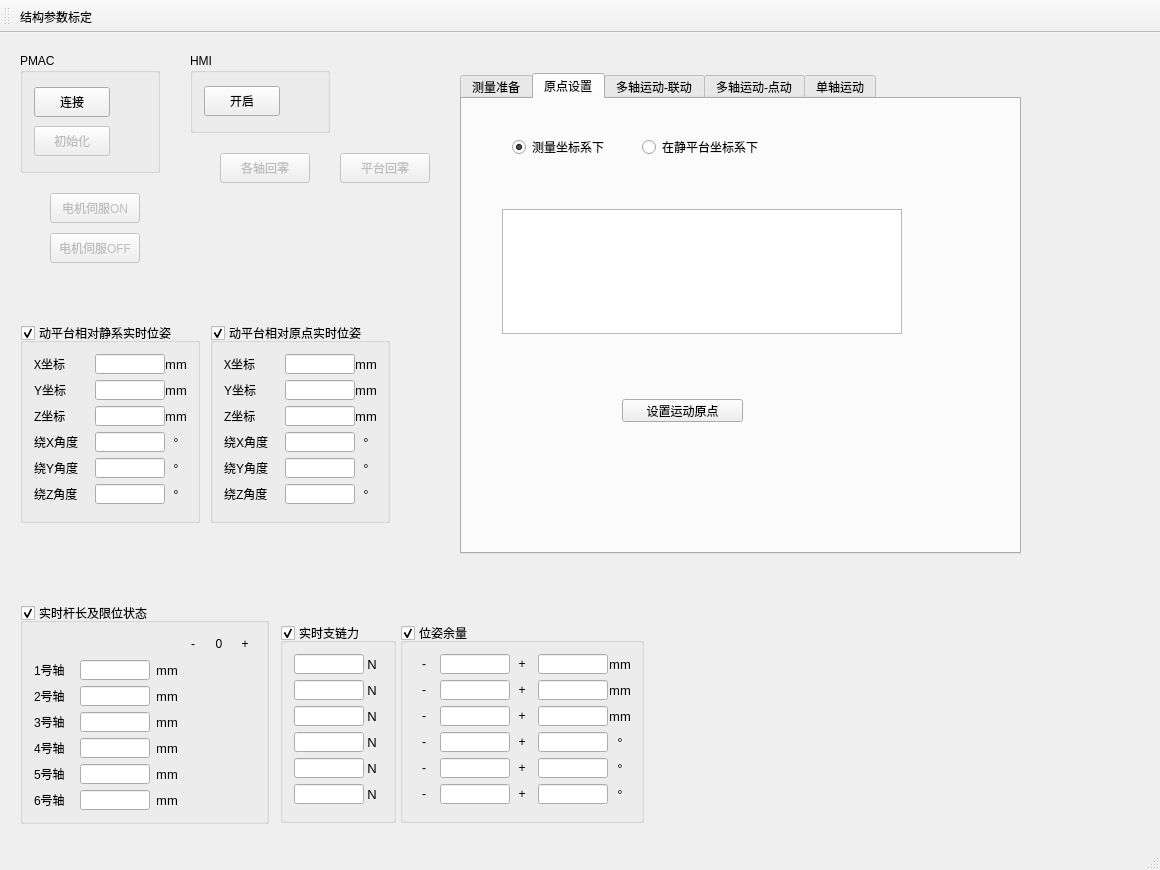
First picture: the form in SixUpsUiAo/SixUpsUiAo.ui, repository Wao1996/SixUpsUiAo, before the edit.
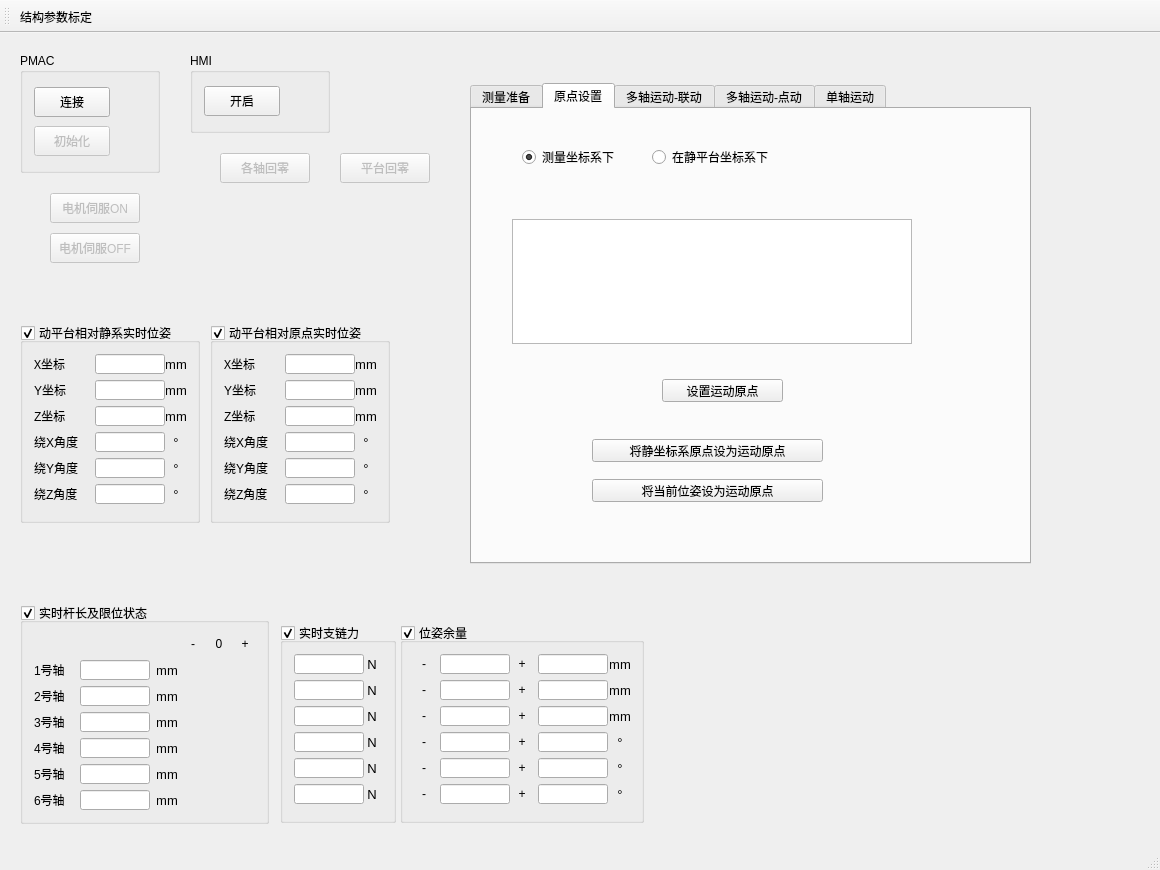
Second picture: the form after the edit. The open tabs and pages were chosen to show the change. Icons and pictures are not drawn.

Commit message: 增加了原点设置功能

```diff
--- a/SixUpsUiAo/SixUpsUiAo.ui
+++ b/SixUpsUiAo/SixUpsUiAo.ui
@@ -2796,8 +2796,8 @@
     </property>
     <property name="geometry">
      <rect>
-      <x>460</x>
-      <y>40</y>
+      <x>470</x>
+      <y>50</y>
       <width>561</width>
       <height>481</height>
      </rect>
@@ -2865,8 +2865,8 @@
      <widget class="QPushButton" name="setOriginBtn">
       <property name="geometry">
        <rect>
-        <x>160</x>
-        <y>300</y>
+        <x>190</x>
+        <y>270</y>
         <width>121</width>
         <height>23</height>
        </rect>
@@ -2921,6 +2921,32 @@
        <bool>false</bool>
       </attribute>
      </widget>
+     <widget class="QPushButton" name="setSPosOriginBtn">
+      <property name="geometry">
+       <rect>
+        <x>120</x>
+        <y>330</y>
+        <width>231</width>
+        <height>23</height>
+       </rect>
+      </property>
+      <property name="text">
+       <string>将静坐标系原点设为运动原点</string>
+      </property>
+     </widget>
+     <widget class="QPushButton" name="setCurPosOriginBtn">
+      <property name="geometry">
+       <rect>
+        <x>120</x>
+        <y>370</y>
+        <width>231</width>
+        <height>23</height>
+       </rect>
+      </property>
+      <property name="text">
+       <string>将当前位姿设为运动原点</string>
+      </property>
+     </widget>
     </widget>
     <widget class="QWidget" name="tab_multiAxis">
      <attribute name="title">
```
Left out of the diff: 2 changed lines with no effect on the pictures. The commit also changes 10 other files.
